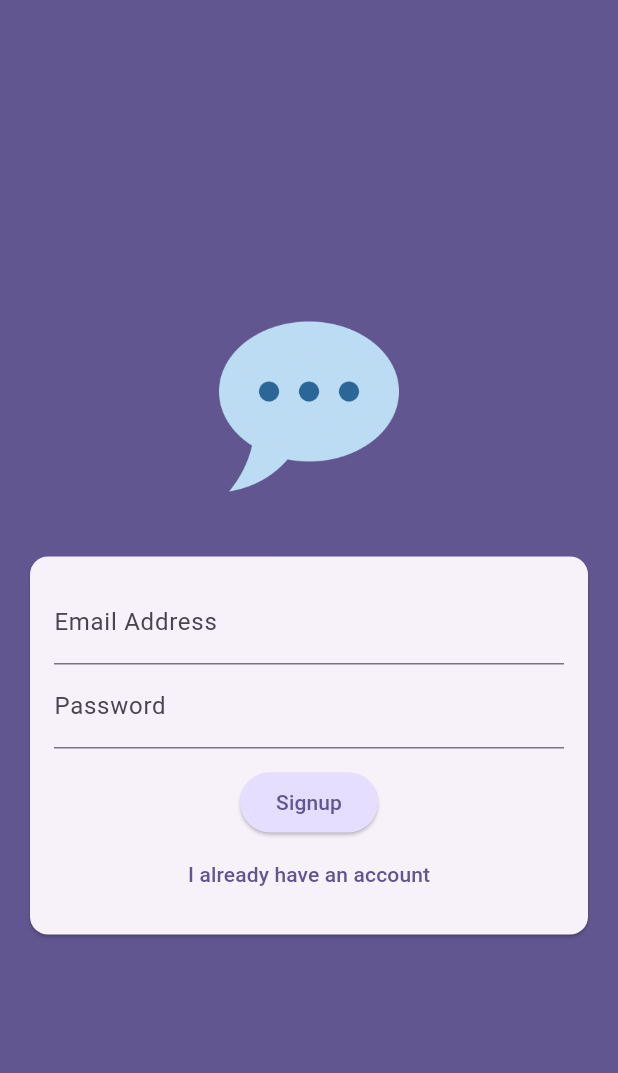
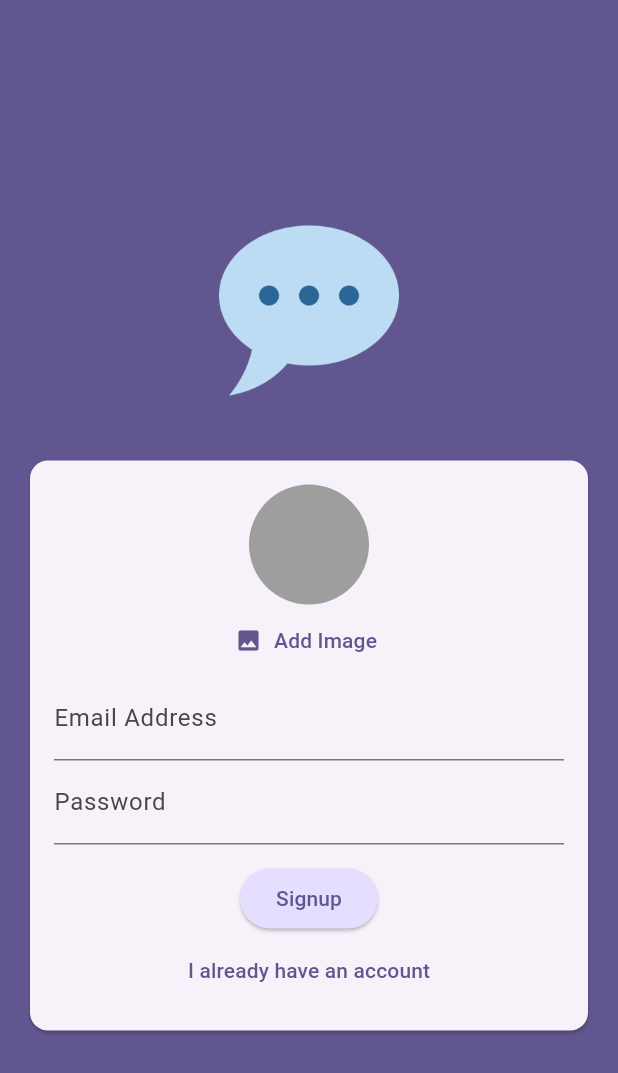
Before and after one commit to Matheus-IT/flutter_chat_app, a Flutter app: the screen it shows after launch, on a phone screen of 412 x 824 dp. Shown: the top 1073 px of the screen. Run offline on Flutter 3.47's test engine with Material 3 defaults, Android fonts, the phone set to English and light mode, and no system bars; our stand-ins replace firebase_auth, firebase_core, image_picker; accounts and stored records are empty.

Commit message:
Working on user image picker

```diff
--- a/lib/screens/auth.dart
+++ b/lib/screens/auth.dart
@@ -1,3 +1,4 @@
+import 'package:chat_app/widgets/user_image_picker.dart';
 import 'package:flutter/material.dart';
 import 'package:firebase_auth/firebase_auth.dart';
 
@@ -76,6 +77,7 @@ class _AuthScreenState extends State<AuthScreen> {
                       child: Column(
                         mainAxisSize: MainAxisSize.min,
                         children: [
+                          if (!_isLogin) const UserImagePicker(),
                           TextFormField(
                             decoration: const InputDecoration(
                               labelText: 'Email Address',
--- /dev/null
+++ b/lib/widgets/user_image_picker.dart
@@ -0,0 +1,52 @@
+import 'dart:io';
+
+import 'package:flutter/material.dart';
+import 'package:image_picker/image_picker.dart';
+
+class UserImagePicker extends StatefulWidget {
+  const UserImagePicker({super.key});
+
+  @override
+  State<UserImagePicker> createState() => _UserImagePickerState();
+}
+
+class _UserImagePickerState extends State<UserImagePicker> {
+  File? _pickedImageFile;
+
+  void _pickImage() async {
+    final pickedImage = await ImagePicker().pickImage(
+      source: ImageSource.camera,
+      imageQuality: 50,
+      maxWidth: 150,
+    );
+    if (pickedImage == null) {
+      return;
+    }
+    setState(() {
+      _pickedImageFile = File(pickedImage.path);
+    });
+  }
+
+  @override
+  Widget build(BuildContext context) {
+    return Column(
+      children: [
+        CircleAvatar(
+          radius: 40,
+          backgroundColor: Colors.grey,
+          foregroundImage: _pickedImageFile != null ? FileImage(_pickedImageFile!) : null,
+        ),
+        TextButton.icon(
+          onPressed: _pickImage,
+          icon: const Icon(Icons.image),
+          label: Text(
+            'Add Image',
+            style: TextStyle(
+              color: Theme.of(context).colorScheme.primary,
+            ),
+          ),
+        )
+      ],
+    );
+  }
+}
```
